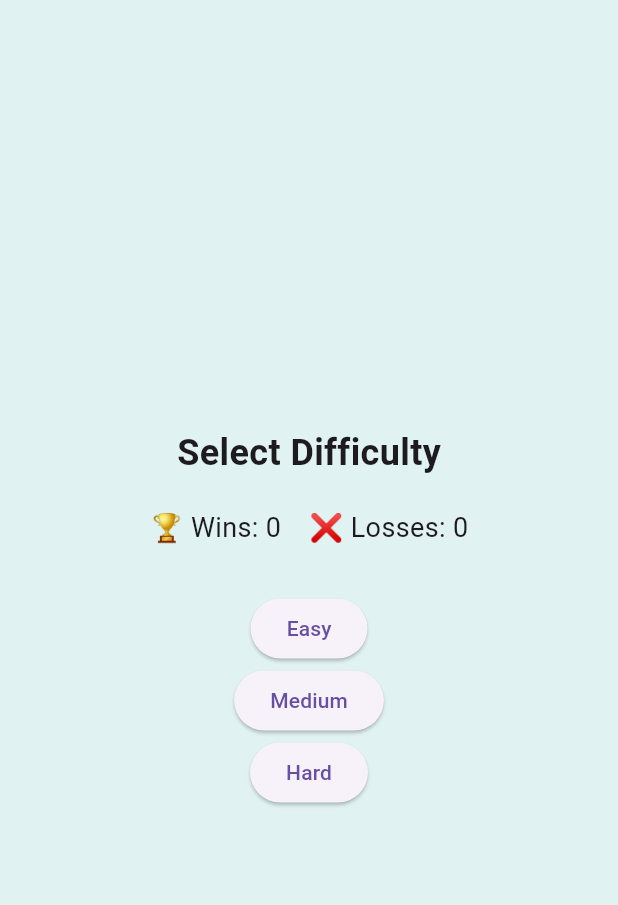
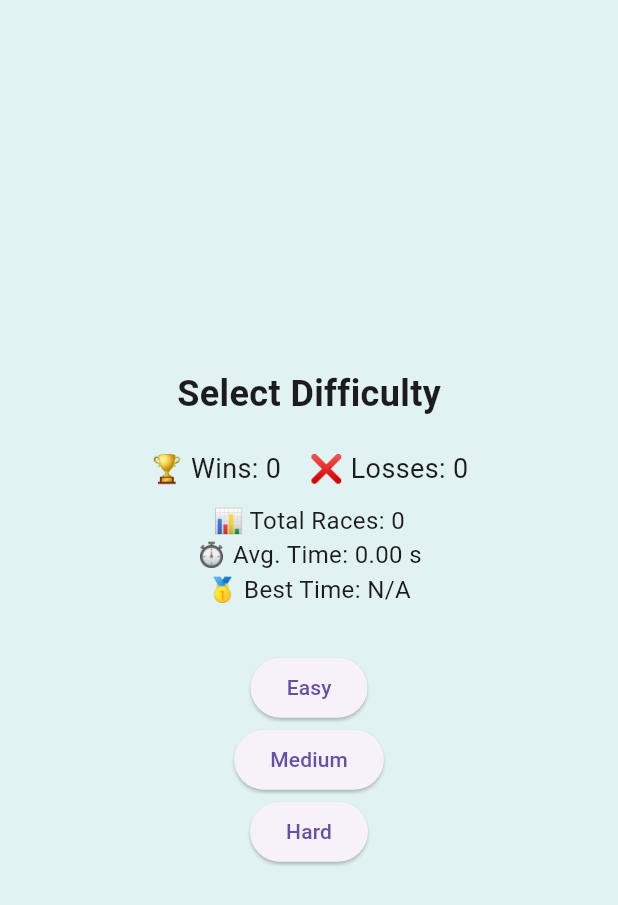
Before and after one commit to egeatakan/rowing, a Flutter app: the screen it shows after launch, on a phone screen of 412 x 824 dp. Shown: the top 905 px of the screen. Run offline on Flutter 3.47's test engine with Material 3 defaults, Android fonts, the phone set to English and light mode, and no system bars; our stand-ins replace sensors_plus.

Commit message:
Add race statistics: avg time, best time, total races

```diff
--- a/lib/main.dart
+++ b/lib/main.dart
@@ -37,6 +37,10 @@ class _RaceScreenState extends State<RaceScreen> {
 
   int wins = 0;
   int losses = 0;
+
+  int totalRaces = 0;
+  double totalTime = 0.0;
+  double bestTime = double.infinity;
 
   void startRace() {
     raceOver = false;
@@ -92,8 +96,13 @@ class _RaceScreenState extends State<RaceScreen> {
     sensorSubscription?.cancel();
     raceTimer?.cancel();
 
+    totalRaces++;
+    totalTime += raceTime;
     if (winner == "You") {
       wins++;
+      if (raceTime < bestTime) {
+        bestTime = raceTime;
+      }
     } else {
       losses++;
     }
@@ -102,7 +111,14 @@ class _RaceScreenState extends State<RaceScreen> {
       context: context,
       builder: (_) => AlertDialog(
         title: Text("$winner Wins!"),
-        content: Text("Time: ${raceTime.toStringAsFixed(2)} seconds"),
+        content: Column(
+          mainAxisSize: MainAxisSize.min,
+          children: [
+            Text("Time: ${raceTime.toStringAsFixed(2)} seconds"),
+            if (winner == "You" && raceTime == bestTime)
+              const Text("🎉 New Record!", style: TextStyle(color: Colors.green)),
+          ],
+        ),
         actions: [
           TextButton(
             onPressed: () {
@@ -140,21 +156,30 @@ class _RaceScreenState extends State<RaceScreen> {
 
   @override
   Widget build(BuildContext context) {
+    double avgTime = totalRaces > 0 ? totalTime / totalRaces : 0.0;
+
     if (selectedDifficulty == null) {
       return Scaffold(
         backgroundColor: Colors.teal.shade50,
         body: Center(
+          child: SingleChildScrollView(
             child: Column(
               mainAxisAlignment: MainAxisAlignment.center,
               children: [
                 const Text("Select Difficulty", style: TextStyle(fontSize: 24, fontWeight: FontWeight.bold)),
                 const SizedBox(height: 20),
                 Text("🏆 Wins: $wins    ❌ Losses: $losses", style: const TextStyle(fontSize: 18)),
+                const SizedBox(height: 10),
+                Text("📊 Total Races: $totalRaces", style: const TextStyle(fontSize: 16)),
+                Text("⏱ Avg. Time: ${avgTime.toStringAsFixed(2)} s", style: const TextStyle(fontSize: 16)),
+                Text("🥇 Best Time: ${bestTime == double.infinity ? "N/A" : bestTime.toStringAsFixed(2) + " s"}",
+                    style: const TextStyle(fontSize: 16)),
                 const SizedBox(height: 30),
                 ElevatedButton(onPressed: () => selectDifficulty(Difficulty.easy), child: const Text("Easy")),
                 ElevatedButton(onPressed: () => selectDifficulty(Difficulty.medium), child: const Text("Medium")),
                 ElevatedButton(onPressed: () => selectDifficulty(Difficulty.hard), child: const Text("Hard")),
               ],
+            ),
           ),
         ),
       );
```
Lines whose indentation alone changed are shown as unchanged.
